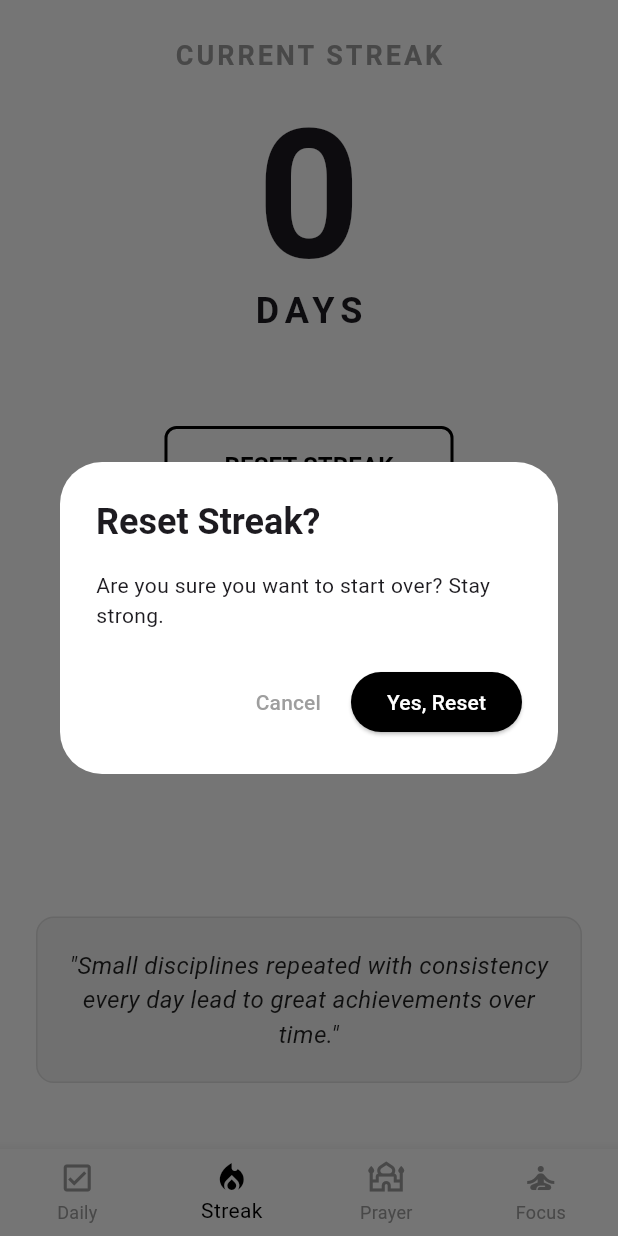
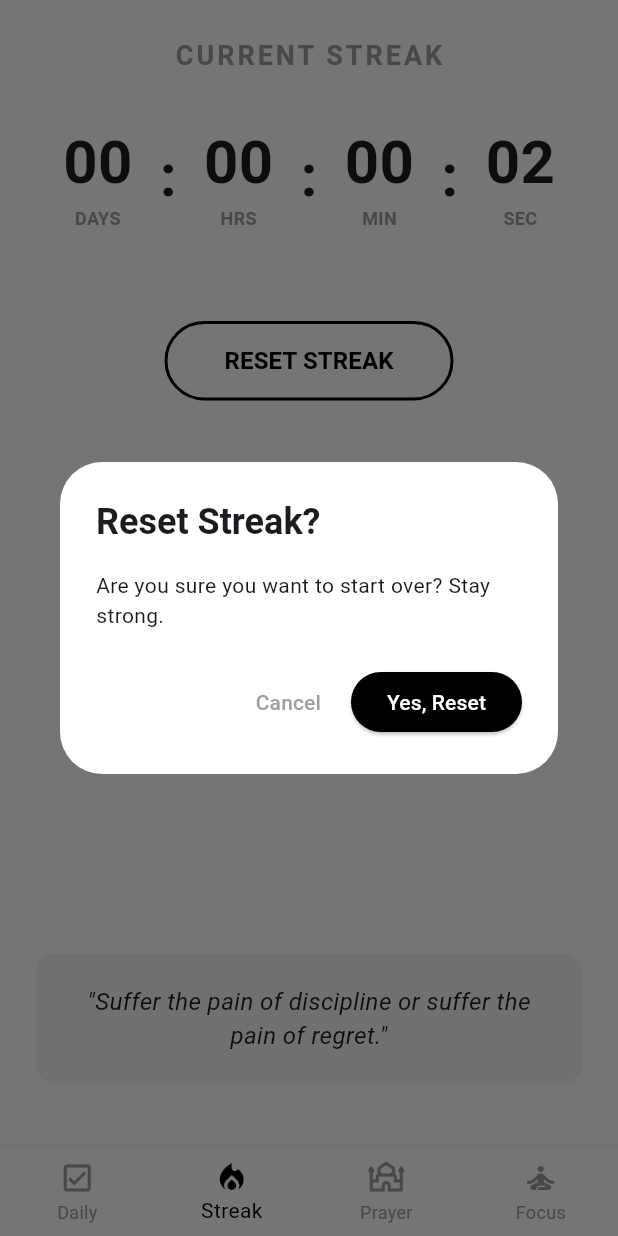
Before and after one commit to mertpalaoglu1/MindKernel-App, a Flutter app: the screen it shows after launch, item 2 of the bottom bar chosen, after a tap on "RESET STREAK", on a phone screen of 412 x 824 dp. Run offline on Flutter 3.47's test engine with Material 3 defaults, Android fonts, the phone set to English and light mode, and no system bars; our stand-ins replace audioplayers, firebase_core, shared_preferences; accounts and stored records are empty.

Commit message:
Refactor: Streak page now has days, hours, minutes and seconds

```diff
--- a/lib/screens/streak_screen.dart
+++ b/lib/screens/streak_screen.dart
@@ -1,3 +1,4 @@
+import 'dart:async';
 import 'package:flutter/material.dart';
 import 'package:shared_preferences/shared_preferences.dart';
 import 'dart:math';
@@ -11,17 +12,15 @@ class StreakScreen extends StatefulWidget {
 
 class _StreakScreenState extends State<StreakScreen> {
   DateTime? _lastResetDate;
-  int _streakDays = 0;
+  Timer? _timer;
+  Duration _currentStreak = Duration.zero;
   String _currentQuote = "";
 
-  // Motivasyon Sözleri Listesi
   final List<String> _quotes = [
     "Suffer the pain of discipline or suffer the pain of regret.",
     "Your future is created by what you do today, not tomorrow.",
     "Don't trade what you want most for what you want right now.",
     "Discipline equals freedom.",
-    "Small disciplines repeated with consistency every day lead to great achievements over time.",
-    "Control your mind or it will control you."
   ];
 
   @override
@@ -29,17 +28,28 @@ class _StreakScreenState extends State<StreakScreen> {
     super.initState();
     _loadStreakData();
     _pickRandomQuote();
+    // Saniyede bir ekranı güncelleyen canlı sayaç
+    _timer = Timer.periodic(const Duration(seconds: 1), (timer) {
+      if (_lastResetDate != null) {
+        setState(() {
+          _currentStreak = DateTime.now().difference(_lastResetDate!);
+        });
       }
-
-  // Rastgele söz seçme
-  void _pickRandomQuote() {
-    final random = Random();
-    setState(() {
-      _currentQuote = _quotes[random.nextInt(_quotes.length)];
     });
   }
 
-  // Hafızadan son sıfırlama tarihini çekip gün farkını hesaplama
+  @override
+  void dispose() {
+    _timer?.cancel(); // Hafıza sızıntısını önlemek için
+    super.dispose();
+  }
+
+  void _pickRandomQuote() {
+    setState(() {
+      _currentQuote = _quotes[Random().nextInt(_quotes.length)];
+    });
+  }
+
   Future<void> _loadStreakData() async {
     final prefs = await SharedPreferences.getInstance();
     final String? dateString = prefs.getString('lastResetDate');
@@ -48,23 +58,17 @@ class _StreakScreenState extends State<StreakScreen> {
       if (dateString != null) {
         _lastResetDate = DateTime.parse(dateString);
       } else {
-        // Eğer uygulama ilk kez açılıyorsa bugünü başlangıç say
         _lastResetDate = DateTime.now();
         prefs.setString('lastResetDate', _lastResetDate!.toIso8601String());
       }
-
-      // Geçen günü hesapla (Şu anki zaman - Son sıfırlama zamanı)
-      _streakDays = DateTime.now().difference(_lastResetDate!).inDays;
+      _currentStreak = DateTime.now().difference(_lastResetDate!);
     });
   }
 
-  // Seriyi sıfırlama (Emin misin sorusuyla birlikte)
   Future<void> _resetStreak() async {
-    // Onay penceresi (Yanlışlıkla sıfırlamayı önlemek için)
     bool? confirm = await showDialog<bool>(
       context: context,
-      builder: (BuildContext context) {
-        return AlertDialog(
+      builder: (context) => AlertDialog(
         backgroundColor: Colors.white,
         title: const Text("Reset Streak?", style: TextStyle(fontWeight: FontWeight.bold)),
         content: const Text("Are you sure you want to start over? Stay strong."),
@@ -79,26 +83,29 @@ class _StreakScreenState extends State<StreakScreen> {
             onPressed: () => Navigator.of(context).pop(true),
           ),
         ],
-        );
-      },
+      ),
     );
 
-    // Eğer evet dersen sıfırla
     if (confirm == true) {
       final prefs = await SharedPreferences.getInstance();
       final now = DateTime.now();
       await prefs.setString('lastResetDate', now.toIso8601String());
-
       setState(() {
         _lastResetDate = now;
-        _streakDays = 0;
+        _currentStreak = Duration.zero;
       });
-      _pickRandomQuote(); // Yeni başlangıç, yeni söz
+      _pickRandomQuote();
     }
   }
 
   @override
   Widget build(BuildContext context) {
+    // Süreyi parçalara ayırma
+    int days = _currentStreak.inDays;
+    int hours = _currentStreak.inHours % 24;
+    int minutes = _currentStreak.inMinutes % 60;
+    int seconds = _currentStreak.inSeconds % 60;
+
     return SafeArea(
       child: Center(
         child: Padding(
@@ -106,75 +113,37 @@ class _StreakScreenState extends State<StreakScreen> {
           child: Column(
             mainAxisAlignment: MainAxisAlignment.center,
             children: [
-              const Text(
-                'CURRENT STREAK',
-                style: TextStyle(
-                  fontSize: 18,
-                  fontWeight: FontWeight.w600,
-                  letterSpacing: 2.0,
-                  color: Colors.grey,
-                ),
-              ),
-              const SizedBox(height: 20),
+              const Text('CURRENT STREAK', style: TextStyle(fontSize: 18, fontWeight: FontWeight.w600, letterSpacing: 2.0, color: Colors.grey)),
+              const SizedBox(height: 30),
 
-              // Dev Gün Sayacı
-              Text(
-                '$_streakDays',
-                style: const TextStyle(
-                  fontSize: 120,
-                  fontWeight: FontWeight.bold,
-                  height: 1.0,
-                ),
-              ),
-              const Text(
-                'DAYS',
-                style: TextStyle(
-                  fontSize: 24,
-                  fontWeight: FontWeight.bold,
-                  letterSpacing: 4.0,
-                ),
+              // Canlı Sayaç Görünümü
+              Row(
+                mainAxisAlignment: MainAxisAlignment.spaceEvenly,
+                children: [
+                  _timeBox(days.toString().padLeft(2, '0'), 'DAYS'),
+                  const Text(':', style: TextStyle(fontSize: 40, fontWeight: FontWeight.bold)),
+                  _timeBox(hours.toString().padLeft(2, '0'), 'HRS'),
+                  const Text(':', style: TextStyle(fontSize: 40, fontWeight: FontWeight.bold)),
+                  _timeBox(minutes.toString().padLeft(2, '0'), 'MIN'),
+                  const Text(':', style: TextStyle(fontSize: 40, fontWeight: FontWeight.bold)),
+                  _timeBox(seconds.toString().padLeft(2, '0'), 'SEC'),
+                ],
               ),
               const SizedBox(height: 60),
 
-              // Sıfırlama Butonu
               OutlinedButton(
                 onPressed: _resetStreak,
                 style: OutlinedButton.styleFrom(
                   padding: const EdgeInsets.symmetric(horizontal: 40, vertical: 15),
                   side: const BorderSide(color: Colors.black, width: 2),
-                  shape: RoundedRectangleBorder(
-                    borderRadius: BorderRadius.circular(8),
                 ),
+                child: const Text('RESET STREAK', style: TextStyle(color: Colors.black, fontSize: 16, fontWeight: FontWeight.bold)),
               ),
-                child: const Text(
-                  'RESET STREAK',
-                  style: TextStyle(
-                    color: Colors.black,
-                    fontSize: 16,
-                    fontWeight: FontWeight.bold,
-                  ),
-                ),
-              ),
-
-              const Spacer(), // Boşluğu aşağı iter
-
-              // Rastgele Motivasyon Sözü
+              const Spacer(),
               Container(
                 padding: const EdgeInsets.all(20),
-                decoration: BoxDecoration(
-                  color: Colors.grey[100],
-                  borderRadius: BorderRadius.circular(12),
-                  border: Border.all(color: Colors.grey[300]!),
-                ),
-                child: Text(
-                  '"$_currentQuote"',
-                  textAlign: TextAlign.center,
-                  style: const TextStyle(
-                    fontSize: 16,
-                    fontStyle: FontStyle.italic,
-                    color: Colors.black87,
-                  ),
-                ),
+                decoration: BoxDecoration(color: Colors.grey[100], borderRadius: BorderRadius.circular(12)),
+                child: Text('"$_currentQuote"', textAlign: TextAlign.center, style: const TextStyle(fontSize: 16, fontStyle: FontStyle.italic)),
               ),
               const SizedBox(height: 20),
             ],
@@ -183,4 +152,14 @@ class _StreakScreenState extends State<StreakScreen> {
       ),
     );
   }
+
+  // Zaman kutucukları için yardımcı widget
+  Widget _timeBox(String value, String label) {
+    return Column(
+      children: [
+        Text(value, style: const TextStyle(fontSize: 40, fontWeight: FontWeight.bold)),
+        Text(label, style: const TextStyle(fontSize: 12, color: Colors.grey, fontWeight: FontWeight.bold)),
+      ],
+    );
   }
+}
```
Lines whose indentation alone changed are shown as unchanged.
